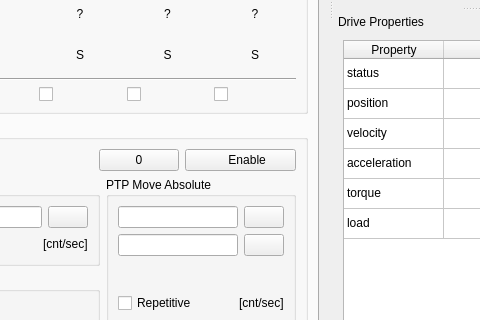
thinkexist1989/rocos-dbg, file src/rocosmainwindow.ui: the form before one commit; both pictures show x 664 to 1144 and y 421 to 741 of the 1272 by 862 pixel window.
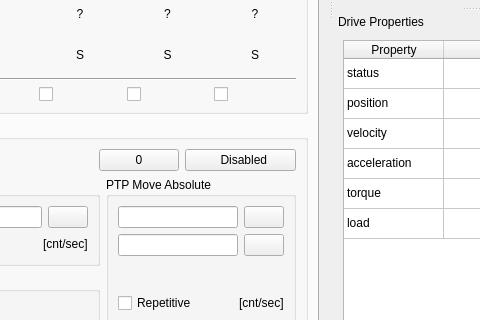
The form after the commit. Icons and pictures are not drawn.

What changed in the file:
```diff
--- a/src/rocosmainwindow.ui
+++ b/src/rocosmainwindow.ui
@@ -690,7 +690,7 @@
              <item>
               <widget class="QPushButton" name="enableBtn">
                <property name="text">
-                <string>    Enable</string>
+                <string>  Disabled</string>
                </property>
                <property name="icon">
                 <iconset resource="../res.qrc">
```
